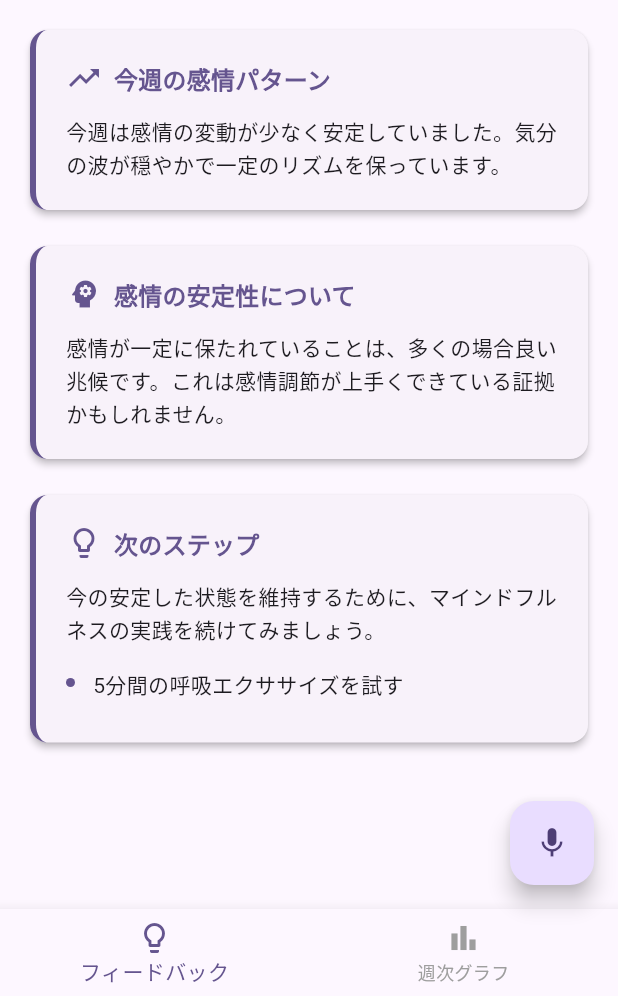
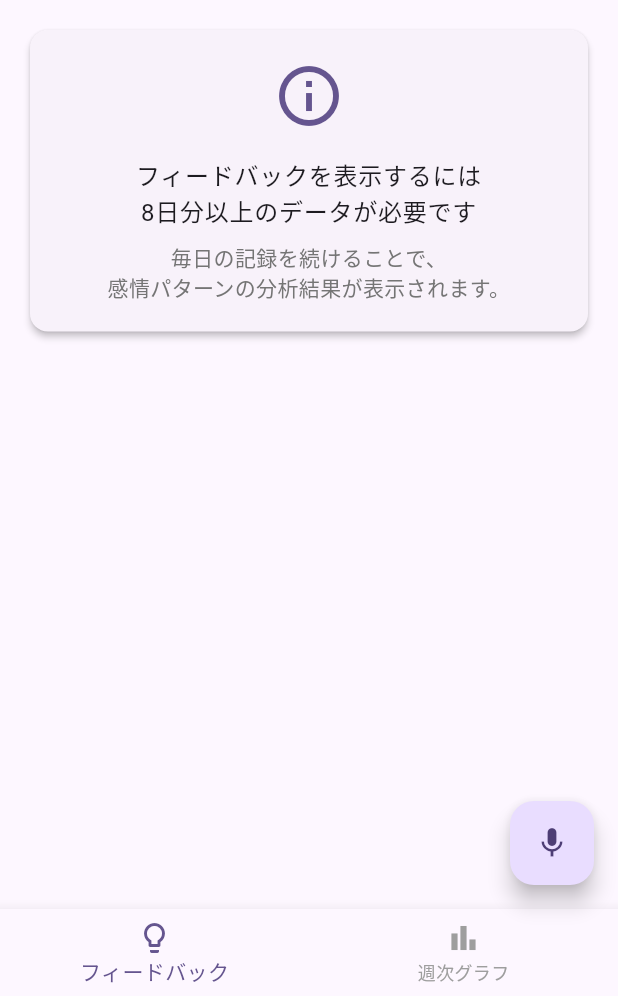
Before and after one commit to yoshiki495/voice_dairy_app, a Flutter app: the screen it shows once a user with an empty profile is signed in, on a phone screen of 412 x 824 dp, the part 240-1236 px from its top. Run offline on Flutter 3.47's test engine with Material 3 defaults, Android fonts, the phone set to English and light mode, and no system bars; our stand-ins replace cloud_firestore, firebase_auth, firebase_core, firebase_storage, fl_chart, flutter_riverpod and 3 more; missing offline and left inert: record; accounts and stored records are empty; statements that could not run were skipped.

```diff
--- a/lib/providers/mood_provider.dart
+++ b/lib/providers/mood_provider.dart
@@ -5,6 +5,7 @@ import 'package:firebase_auth/firebase_auth.dart';
 import '../models/mood_entry.dart';
 import '../services/emotion_analysis_service.dart';
 import '../services/sample_data_service.dart';
+import '../services/emotion_dynamics_service.dart';
 
 // 感情データを管理するプロバイダー（サンプル実装）
 class MoodState {
@@ -199,6 +200,25 @@ class MoodNotifier extends StateNotifier<MoodState> {
     }).toList();
   }
 
+  /// ベースライン期間のエントリを取得（最初の7日間）
+  List<MoodEntry> getBaselinePeriodEntries() {
+    if (state.entries.isEmpty) {
+      return [];
+    }
+
+    // 日付でソート（古い順）
+    final sortedEntries = List<MoodEntry>.from(state.entries)
+      ..sort((a, b) => a.date.compareTo(b.date));
+
+    // 最初の7日分を取得
+    return sortedEntries.take(7).toList();
+  }
+
+  /// 介入期間のエントリを取得（直近7日間）
+  List<MoodEntry> getInterventionPeriodEntries() {
+    return getWeeklyEntries();
+  }
+
   bool get hasTodayEntry {
     final today = DateTime.now();
     final todayString = '${today.year}-${today.month.toString().padLeft(2, '0')}-${today.day.toString().padLeft(2, '0')}';
@@ -228,3 +248,60 @@ final hasTodayEntryProvider = Provider<bool>((ref) {
   final moodNotifier = ref.read(moodProvider.notifier);
   return moodNotifier.hasTodayEntry;
 });
+
+// 感情ダイナミクスフィードバックを提供するプロバイダー
+final emotionDynamicsFeedbackProvider = Provider<Map<String, dynamic>?>((ref) {
+  final moodState = ref.watch(moodProvider); // 状態の変更を監視
+  final moodNotifier = ref.read(moodProvider.notifier);
+
+  // 全エントリのユニークな日数をチェック
+  final allEntries = moodState.entries;
+  final uniqueDates = allEntries.map((e) => e.date).toSet();
+
+  // 最低8日分のユニークなデータが必要（ベースラインと介入期間が重複しないため）
+  if (uniqueDates.length < 8) {
+    return null;
+  }
+
+  final baselineEntries = moodNotifier.getBaselinePeriodEntries();
+  final interventionEntries = moodNotifier.getInterventionPeriodEntries();
+
+  // 各期間に最低7日分のデータが必要
+  if (baselineEntries.length < 7 || interventionEntries.length < 7) {
+    return null;
+  }
+
+  // 各期間の感情ダイナミクスを計算
+  final baselineResult = EmotionDynamicsService.calculate(baselineEntries);
+  final interventionResult = EmotionDynamicsService.calculate(interventionEntries);
+
+  if (baselineResult == null || interventionResult == null) {
+    return null;
+  }
+
+  // パターンを判定
+  final patternId = EmotionDynamicsService.determinePattern(
+    baselineResult,
+    interventionResult,
+  );
+
+  // フィードバックを取得
+  final feedback = EmotionDynamicsService.getFeedbackByPattern(patternId);
+
+  return {
+    'patternId': patternId,
+    'pattern': feedback['pattern'],
+    'interpretation': feedback['interpretation'],
+    'nextStep': feedback['nextStep'],
+    'baselineData': {
+      'variability': baselineResult.variability,
+      'instability': baselineResult.instability,
+      'inertia': baselineResult.inertia,
+    },
+    'interventionData': {
+      'variability': interventionResult.variability,
+      'instability': interventionResult.instability,
+      'inertia': interventionResult.inertia,
+    },
+  };
+});
--- a/lib/screens/home/home_screen.dart
+++ b/lib/screens/home/home_screen.dart
@@ -7,6 +7,7 @@ class HomeScreen extends ConsumerWidget {
 
   @override
   Widget build(BuildContext context, WidgetRef ref) {
+    final feedback = ref.watch(emotionDynamicsFeedbackProvider);
 
     return RefreshIndicator(
       onRefresh: () async {
@@ -22,14 +23,16 @@ class HomeScreen extends ConsumerWidget {
             // フィードバックセクション
             Padding(
               padding: const EdgeInsets.symmetric(horizontal: 16),
-                child: Column(
+              child: feedback == null
+                  ? _buildNoDataMessage(context)
+                  : Column(
                       crossAxisAlignment: CrossAxisAlignment.start,
                       children: [
                         // 今週の感情パターン
                         _buildFeedbackCard(
                           context: context,
                           title: '今週の感情パターン',
-                      content: '今週は感情の変動が少なく安定していました。気分の波が穏やかで一定のリズムを保っています。',
+                          content: feedback['pattern'] as String,
                           icon: Icons.trending_up,
                         ),
                         const SizedBox(height: 16),
@@ -38,7 +41,7 @@ class HomeScreen extends ConsumerWidget {
                         _buildFeedbackCard(
                           context: context,
                           title: '感情の安定性について',
-                      content: '感情が一定に保たれていることは、多くの場合良い兆候です。これは感情調節が上手くできている証拠かもしれません。',
+                          content: feedback['interpretation'] as String,
                           icon: Icons.psychology,
                         ),
                         const SizedBox(height: 16),
@@ -46,13 +49,49 @@ class HomeScreen extends ConsumerWidget {
                         // 次のステップ
                         _buildNextStepsCard(
                           context: context,
-                      recommendations: const ['5分間の呼吸エクササイズを試す'],
+                          nextStep: feedback['nextStep'] as String,
                         ),
                       ],
                     ),
             ),
 
             const SizedBox(height: 32),
+          ],
+        ),
+      ),
+    );
+  }
+
+  Widget _buildNoDataMessage(BuildContext context) {
+    return Card(
+      elevation: 2,
+      shape: RoundedRectangleBorder(
+        borderRadius: BorderRadius.circular(12),
+      ),
+      child: Container(
+        width: double.infinity,
+        padding: const EdgeInsets.all(20),
+        child: Column(
+          children: [
+            Icon(
+              Icons.info_outline,
+              size: 48,
+              color: Theme.of(context).primaryColor,
+            ),
+            const SizedBox(height: 16),
+                    Text(
+                      'フィードバックを表示するには\n8日分以上のデータが必要です',
+                      textAlign: TextAlign.center,
+                      style: Theme.of(context).textTheme.bodyLarge,
+                    ),
+            const SizedBox(height: 8),
+            Text(
+              '毎日の記録を続けることで、\n感情パターンの分析結果が表示されます。',
+              textAlign: TextAlign.center,
+              style: Theme.of(context).textTheme.bodyMedium?.copyWith(
+                    color: Colors.grey[600],
+                  ),
+            ),
           ],
         ),
       ),
@@ -117,7 +156,7 @@ class HomeScreen extends ConsumerWidget {
 
   Widget _buildNextStepsCard({
     required BuildContext context,
-    required List<String> recommendations,
+    required String nextStep,
   }) {
     return Card(
       elevation: 2,
@@ -158,36 +197,11 @@ class HomeScreen extends ConsumerWidget {
             ),
             const SizedBox(height: 12),
             Text(
-              '今の安定した状態を維持するために、マインドフルネスの実践を続けてみましょう。',
+              nextStep,
               style: Theme.of(context).textTheme.bodyMedium?.copyWith(
                     height: 1.6,
                   ),
             ),
-            const SizedBox(height: 16),
-            ...recommendations.map((recommendation) => Padding(
-                  padding: const EdgeInsets.only(bottom: 8),
-                  child: Row(
-                    crossAxisAlignment: CrossAxisAlignment.start,
-                    children: [
-                      Container(
-                        margin: const EdgeInsets.only(top: 6),
-                        width: 6,
-                        height: 6,
-                        decoration: BoxDecoration(
-                          color: Theme.of(context).primaryColor,
-                          shape: BoxShape.circle,
-                        ),
-                      ),
-                      const SizedBox(width: 12),
-                      Expanded(
-                        child: Text(
-                          recommendation,
-                          style: Theme.of(context).textTheme.bodyMedium,
-                        ),
-                      ),
-                    ],
-                  ),
-                )),
           ],
         ),
       ),
```
Also changed, not shown: lib/services/emotion_dynamics_service.dart (+239 -0 lines). Lines whose indentation alone changed are shown as unchanged.
